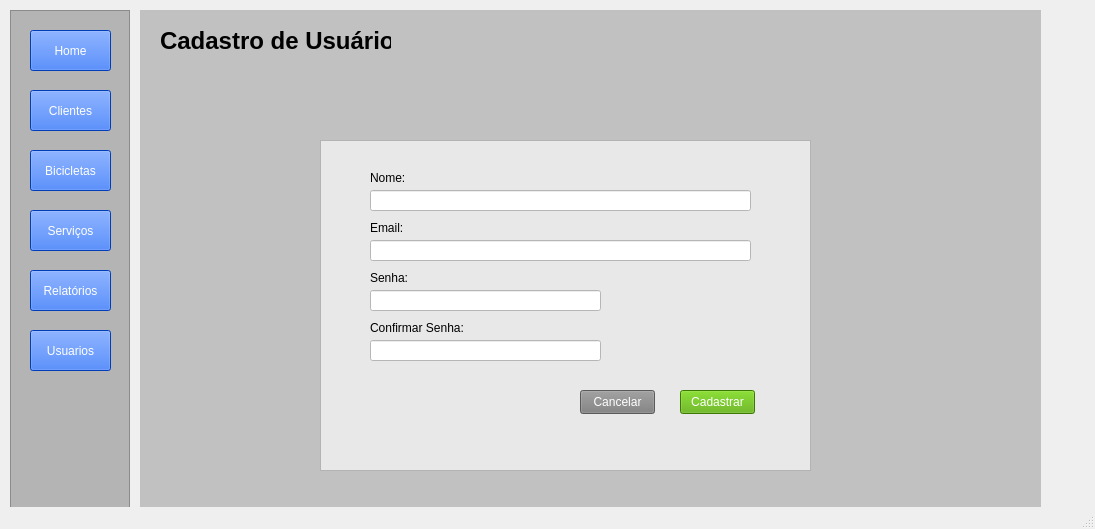
First picture: the form in projeto_oficina/view/home.ui, repository carloshmenon/uc-programcao-desktop-2026, before the edit.
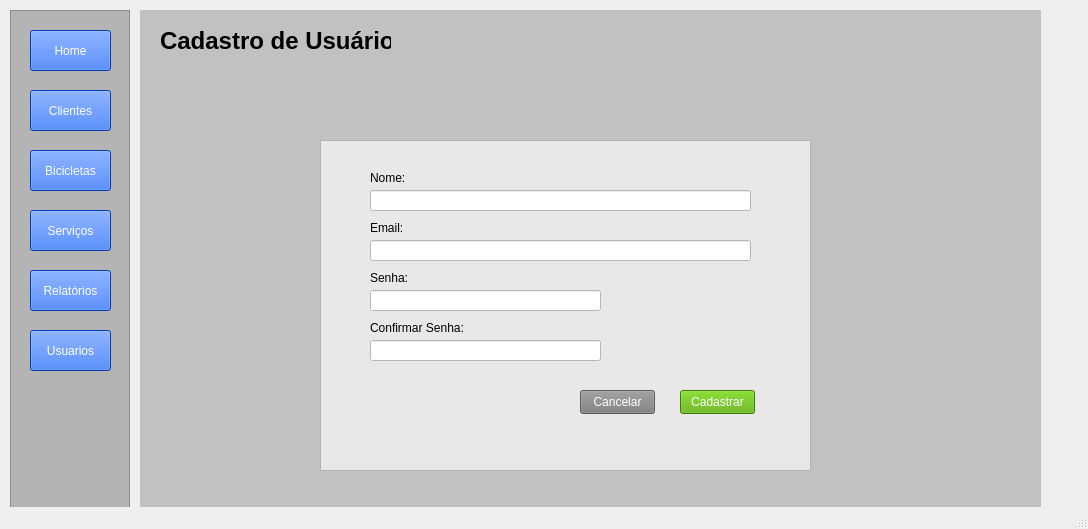
Second picture: the form after the edit. The open tabs and pages were chosen to show the change.

Commit message: ATualização aula 08/05

Diff of the .ui file:
```diff
--- a/projeto_oficina/view/home.ui
+++ b/projeto_oficina/view/home.ui
@@ -6,7 +6,7 @@
    <rect>
     <x>0</x>
     <y>0</y>
-    <width>1095</width>
+    <width>1088</width>
     <height>529</height>
    </rect>
   </property>
```
Left out of the diff: 2 changed lines with no effect on the pictures.
